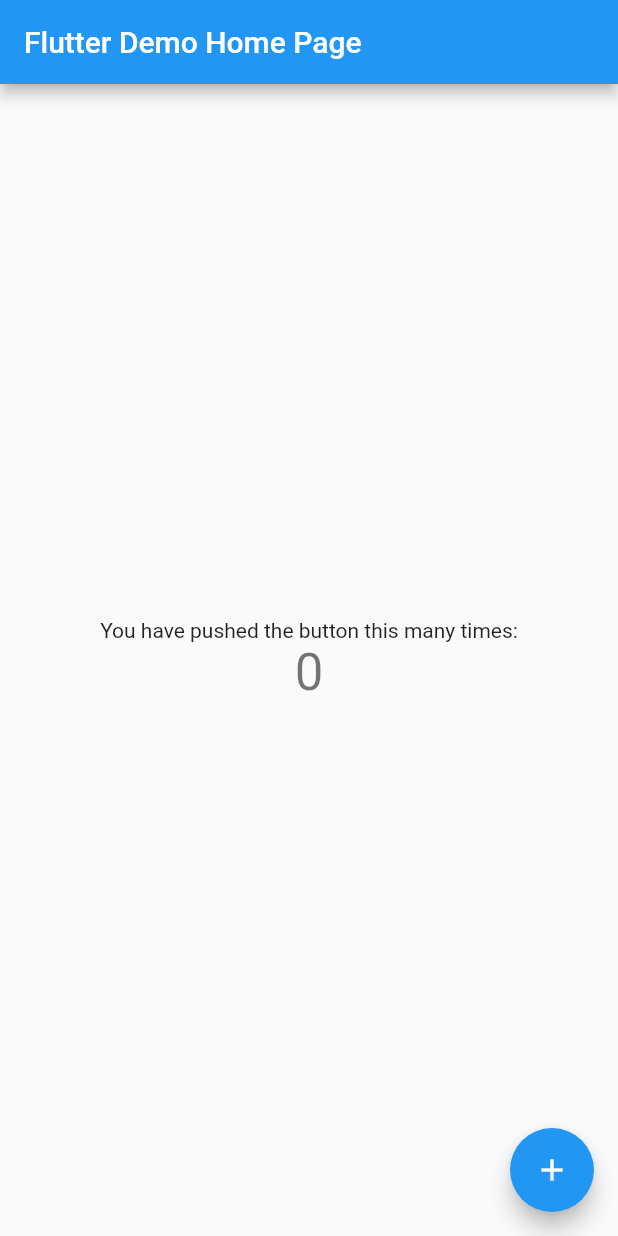
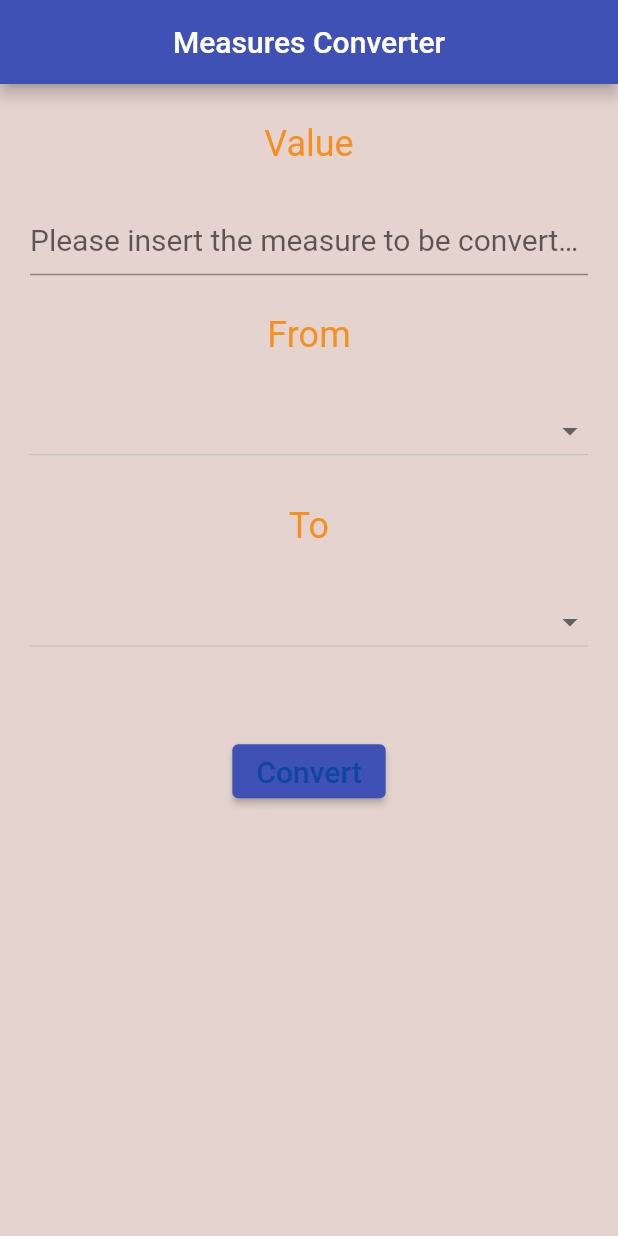
Before and after one commit to ahmedashraf722/Flutter_Projects, a Flutter app: the screen it shows after launch, on a phone screen of 412 x 824 dp. Run offline on Flutter 3.47's test engine with Material 2 defaults, Android fonts, the light colour scheme and no system bars.

Commit message:
finished App Measures Converter

```diff
--- a/lib/main.dart
+++ b/lib/main.dart
@@ -1,65 +1,19 @@
 import 'package:flutter/material.dart';
+import 'package:flutter_projects/measures_converter.dart';
 
 void main() {
-  runApp(MyApp());
+  runApp(MyHome());
 }
 
-class MyApp extends StatelessWidget {
+class MyHome extends StatelessWidget {
   @override
   Widget build(BuildContext context) {
     return MaterialApp(
-      title: 'Flutter Demo',
+      title: 'Flutter Projects',
       theme: ThemeData(
-        primarySwatch: Colors.blue,
+        primarySwatch: Colors.indigo,
       ),
-      home: MyHomePage(title: 'Flutter Demo Home Page'),
+      home: MeasuresConverter(),
     );
   }
 }
-
-class MyHomePage extends StatefulWidget {
-  MyHomePage({Key key, this.title}) : super(key: key);
-
-  final String title;
-
-  @override
-  _MyHomePageState createState() => _MyHomePageState();
-}
-
-class _MyHomePageState extends State<MyHomePage> {
-  int _counter = 0;
-
-  void _incrementCounter() {
-    setState(() {
-      _counter++;
-    });
-  }
-
-  @override
-  Widget build(BuildContext context) {
-    return Scaffold(
-      appBar: AppBar(
-        title: Text(widget.title),
-      ),
-      body: Center(
-        child: Column(
-          mainAxisAlignment: MainAxisAlignment.center,
-          children: <Widget>[
-            Text(
-              'You have pushed the button this many times:',
-            ),
-            Text(
-              '$_counter',
-              style: Theme.of(context).textTheme.headline4,
-            ),
-          ],
-        ),
-      ),
-      floatingActionButton: FloatingActionButton(
-        onPressed: _incrementCounter,
-        tooltip: 'Increment',
-        child: Icon(Icons.add),
-      ),
-    );
-  }
-}
--- /dev/null
+++ b/lib/measures_converter.dart
@@ -0,0 +1,179 @@
+import 'package:flutter/material.dart';
+
+class MeasuresConverter extends StatefulWidget {
+  @override
+  _MeasuresConverterState createState() => _MeasuresConverterState();
+}
+
+class _MeasuresConverterState extends State<MeasuresConverter> {
+  double _numberForm;
+  String _convertedMeasure;
+  String _startMeasure;
+  String _resultMessage;
+
+  @override
+  void initState() {
+    _numberForm = 0;
+    super.initState();
+  }
+
+  final TextStyle inputStyle = TextStyle(
+    fontSize: 20,
+    color: Colors.blue[900],
+  );
+
+  final TextStyle labelStyle = TextStyle(
+    fontSize: 24,
+    color: Color(0xfff78f1e),
+  );
+
+  final List<String> _measures = [
+    'meters',
+    'kilometers',
+    'grams',
+    'kilograms',
+    'feet',
+    'miles',
+    'pounds (lbs)',
+    'ounces',
+  ];
+  final Map<String, int> _measuresMap = {
+    'meters': 0,
+    'kilometers': 1,
+    'grams': 2,
+    'kilograms': 3,
+    'feet': 4,
+    'miles': 5,
+    'pounds (lbs)': 6,
+    'ounces': 7,
+  };
+  final dynamic _formulas = {
+    '0': [1, 0.001, 0, 0, 3.28084, 0.000621371, 0, 0],
+    '1': [1000, 1, 0, 0, 3280.84, 0.621371, 0, 0],
+    '2': [0, 0, 1, 0.0001, 0, 0, 0.00220462, 0.035274],
+    '3': [0, 0, 1000, 1, 0, 0, 2.20462, 35.274],
+    '4': [0.3048, 0.0003048, 0, 0, 1, 0.000189394, 0, 0],
+    '5': [1609.34, 1.60934, 0, 0, 5280, 1, 0, 0],
+    '6': [0, 0, 453.592, 0.453592, 0, 0, 1, 16],
+    '7': [0, 0, 28.3495, 0.0283495, 3.28084, 0, 0.0625, 1],
+  };
+
+  void convert(double value, String from, String to) {
+    int nFrom = _measuresMap[from];
+    int nto = _measuresMap[to];
+    var multiplier = _formulas[nFrom.toString()][nto];
+    var result = value * multiplier;
+    if (result == 0) {
+      _resultMessage = "This conversion cannot be performed";
+    } else {
+      _resultMessage = "${_numberForm.toString()} "
+          "$_startMeasure are ${result.toString()} "
+          "$_convertedMeasure";
+    }
+    setState(() {
+      _resultMessage = _resultMessage;
+    });
+  }
+
+  @override
+  Widget build(BuildContext context) {
+    return Scaffold(
+      backgroundColor: Color(0xffe4d3cf),
+      appBar: AppBar(
+        title: Text("Measures Converter"),
+        centerTitle: true,
+      ),
+      body: Container(
+        margin: EdgeInsets.symmetric(horizontal: 20),
+        child: Column(
+          children: [
+            Spacer(),
+            Text(
+              "Value",
+              style: labelStyle,
+            ),
+            Spacer(),
+            TextField(
+              style: inputStyle,
+              decoration: InputDecoration(
+                hintText: "Please insert the measure to be converted",
+              ),
+              onChanged: (text) {
+                var rv = double.tryParse(text);
+                if (rv != null) {
+                  setState(() {
+                    _numberForm = rv;
+                  });
+                }
+              },
+            ),
+            Spacer(),
+            Text(
+              "From",
+              style: labelStyle,
+            ),
+
+            Spacer(),
+            DropdownButton(
+              isExpanded: true,
+              items: _measures.map((String value) {
+                return DropdownMenuItem<String>(
+                  value: value,
+                  child: Text(value),
+                );
+              }).toList(),
+              onChanged: (value) {
+                setState(() {
+                  _startMeasure = value;
+                });
+              },
+              value: _startMeasure,
+            ),
+            Spacer(),
+            Text(
+              'To',
+              style: labelStyle,
+            ),
+            Spacer(),
+            DropdownButton(
+              isExpanded: true,
+              style: inputStyle,
+              items: _measures.map((String value) {
+                return DropdownMenuItem<String>(
+                  value: value,
+                  child: Text(
+                    value,
+                    style: inputStyle,
+                  ),
+                );
+              }).toList(),
+              onChanged: (value) {
+                setState(() {
+                  _convertedMeasure = value;
+                });
+              },
+              value: _convertedMeasure,
+            ),
+            Spacer(flex: 2),
+            ElevatedButton(
+              child: Text('Convert', style: inputStyle),
+              onPressed: () {
+                if (_startMeasure.isEmpty ||
+                    _convertedMeasure.isEmpty ||
+                    _numberForm == 0) {
+                  return;
+                } else {
+                  convert(_numberForm, _startMeasure, _convertedMeasure);
+                }
+              },
+            ),
+            Spacer(flex: 2),
+            Text((_resultMessage == null) ? '' : _resultMessage,
+                style: labelStyle),
+            Spacer(flex: 8),
+          ],
+        ),
+      ),
+    );
+  }
+}
```
Also changed, not shown: 1 other file.
